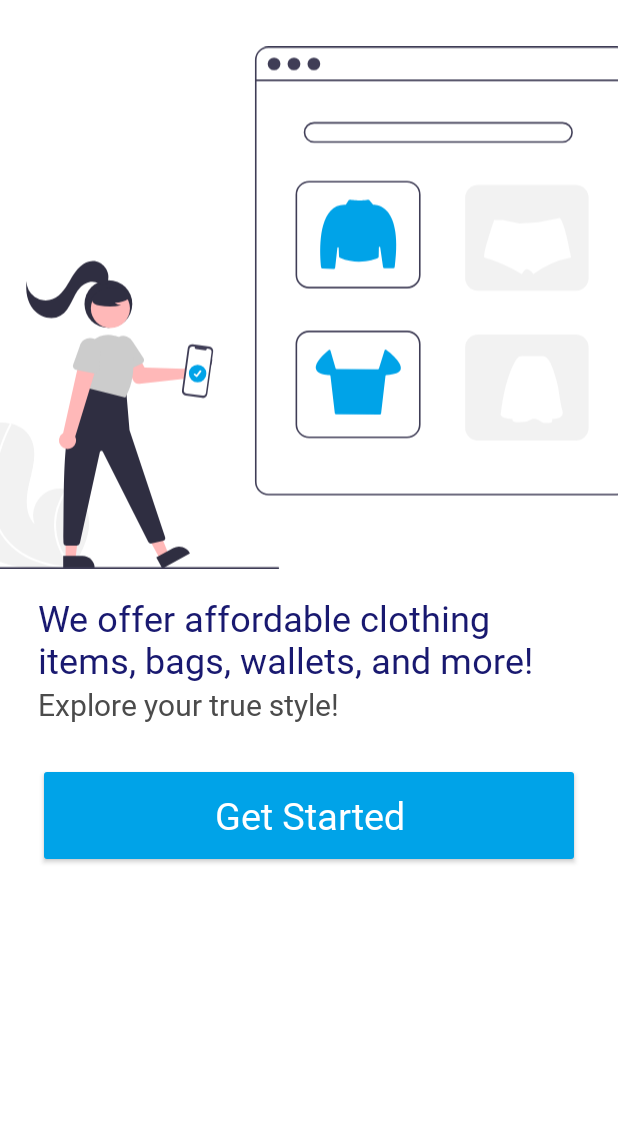
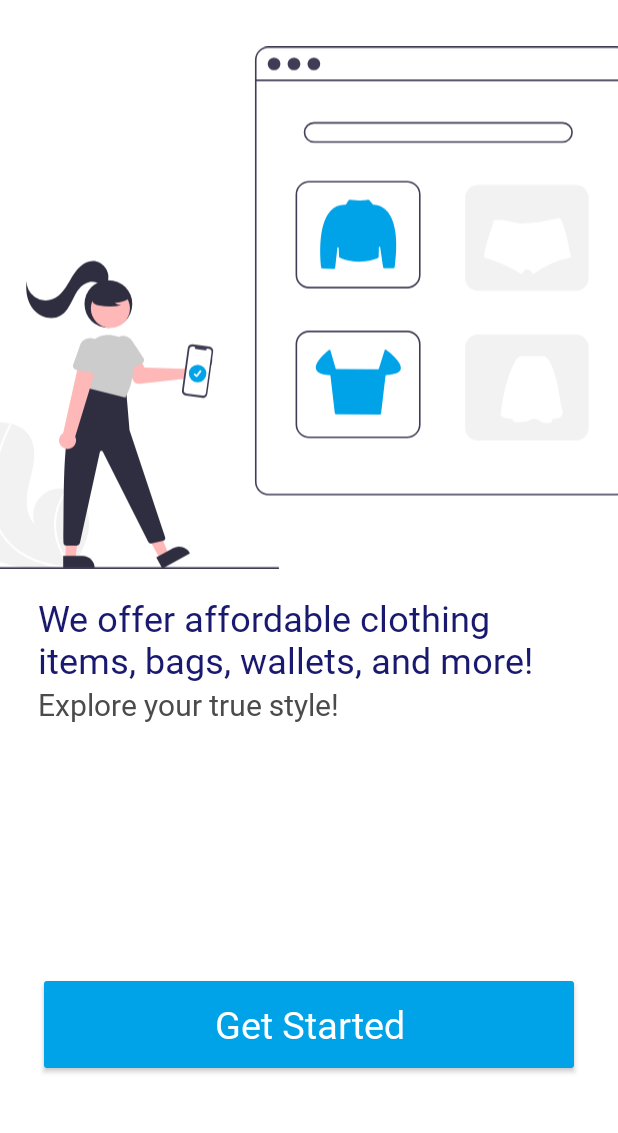
Before and after one commit to jeyymsantos/mineditse-android, an Android app: the screen it shows after launch (MainActivity), on a phone screen of 412 x 824 dp, the part 83-1216 px from its top. Run offline under Robolectric (Android 15) with nearby library versions, the phone set to English and light mode, and no system bars.

Commit message:
Updated margin of get started in landing page

```diff
--- a/app/src/main/java/com/example/mineditse/LoginScreen.java
+++ b/app/src/main/java/com/example/mineditse/LoginScreen.java
@@ -57,6 +57,7 @@
     public void click_createAcct(View view) {
         Intent create = new Intent(LoginScreen.this, SignUpScreen.class);
         startActivity(create);
+        tvError.setVisibility(View.GONE);
         overridePendingTransition(android.R.anim.slide_in_left, android.R.anim.slide_out_right);
     }
 
--- a/app/src/main/res/layout/activity_main.xml
+++ b/app/src/main/res/layout/activity_main.xml
@@ -1,5 +1,5 @@
 <?xml version="1.0" encoding="utf-8"?>
-<ScrollView xmlns:android="http://schemas.android.com/apk/res/android"
+<LinearLayout xmlns:android="http://schemas.android.com/apk/res/android"
     xmlns:app="http://schemas.android.com/apk/res-auto"
     xmlns:tools="http://schemas.android.com/tools"
     android:layout_width="match_parent"
@@ -10,7 +10,7 @@
 
     <LinearLayout
         android:layout_width="match_parent"
-        android:layout_height="wrap_content"
+        android:layout_height="match_parent"
         android:orientation="vertical">
 
         <TextView
@@ -63,6 +63,12 @@
 
         </LinearLayout>
 
+        <LinearLayout
+            android:layout_width="match_parent"
+            android:layout_height="match_parent"
+            android:layout_marginBottom="25dp"
+            android:orientation="vertical">
+
             <FrameLayout
                 android:layout_width="match_parent"
                 android:layout_height="match_parent">
@@ -83,7 +89,7 @@
                     android:textAllCaps="false"
                     android:textSize="25sp" />
             </FrameLayout>
+        </LinearLayout>
+    </LinearLayout>
 
 </LinearLayout>
-
-</ScrollView>
--- a/app/src/main/res/layout/activity_sign_up_screen.xml
+++ b/app/src/main/res/layout/activity_sign_up_screen.xml
@@ -314,7 +314,6 @@
                 android:layout_marginRight="30dp"
                 android:backgroundTint="#00A3E8"
                 android:fontFamily="@font/m_plus_rounded_1c_extrabold"
-                android:onClick="click_register"
                 android:shadowDx="1"
                 android:shadowDy="1"
                 android:shadowRadius="5"
```
Also changed, not shown: app/src/main/java/com/example/mineditse/SignUpScreen.java (+1 -25 lines). Lines whose indentation alone changed are shown as unchanged.
